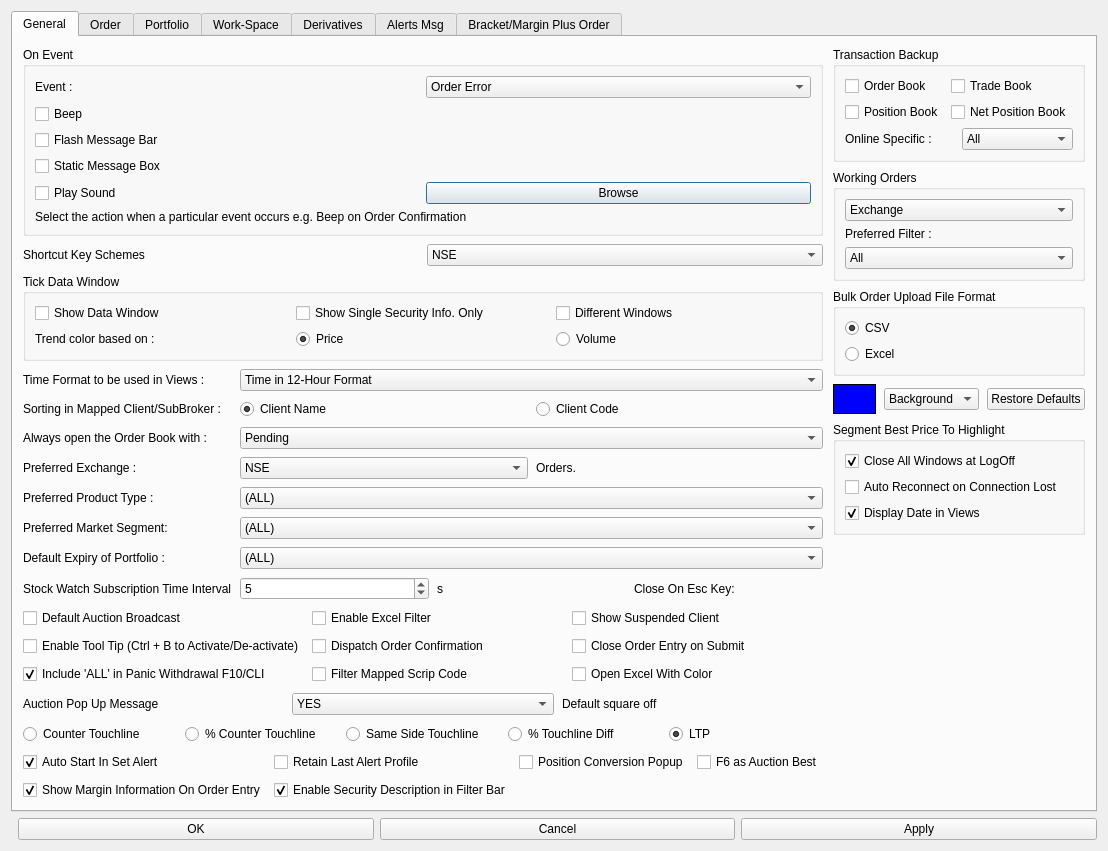
Old version of the form resources/forms/PreferencesWindow.ui in the repository yashnmehta/Autotrade.
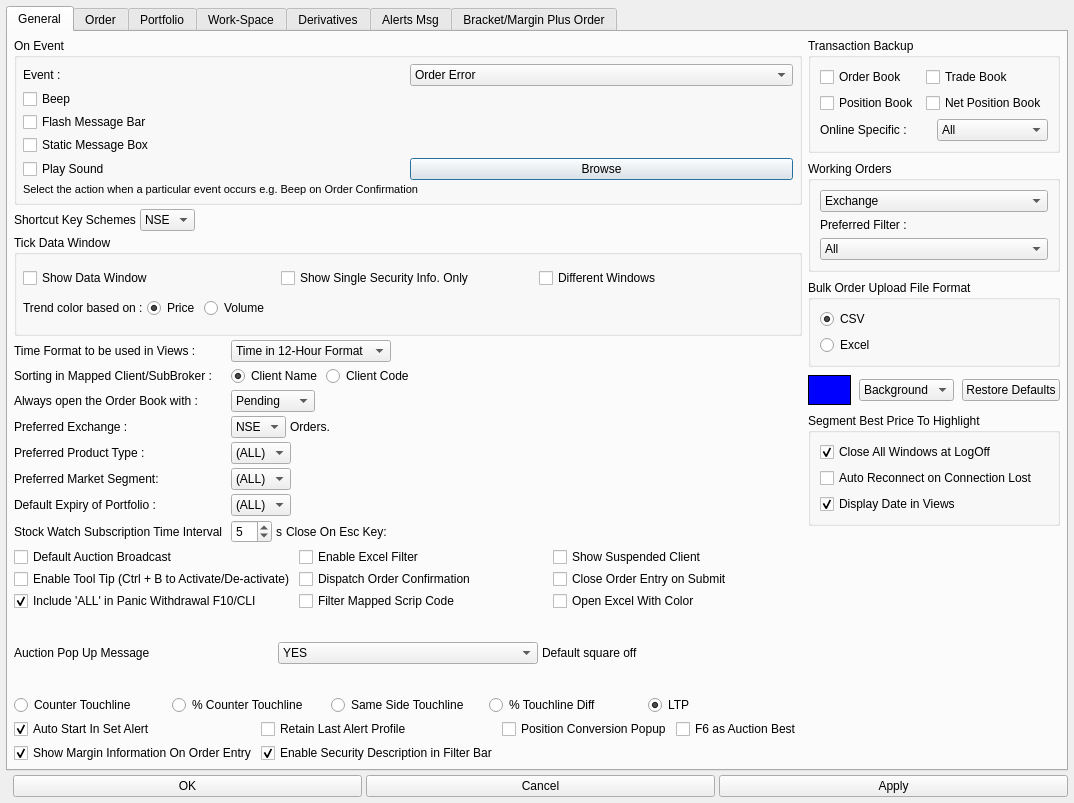
New version of the form.

Commit message: Add Preferences Window and Sound Management Features

The edit to the form file:
```diff
--- a/resources/forms/PreferencesWindow.ui
+++ b/resources/forms/PreferencesWindow.ui
@@ -3,32 +3,53 @@
  <class>PreferenceDialog</class>
  <widget class="QDialog" name="PreferenceDialog">
   <property name="geometry">
-   <rect><x>0</x><y>0</y><width>1000</width><height>750</height></rect>
+   <rect><x>0</x><y>0</y><width>750</width><height>650</height></rect>
   </property>
   <property name="windowTitle">
    <string>Preferences</string>
   </property>
   <layout class="QVBoxLayout" name="verticalLayout">
+   <property name="spacing"><number>4</number></property>
+   <property name="leftMargin"><number>6</number></property>
+   <property name="topMargin"><number>6</number></property>
+   <property name="rightMargin"><number>6</number></property>
+   <property name="bottomMargin"><number>6</number></property>
    <item>
     <widget class="QTabWidget" name="tabWidget">
      <property name="currentIndex"><number>0</number></property>
      <widget class="QWidget" name="tabGeneral">
       <attribute name="title"><string>General</string></attribute>
       <layout class="QHBoxLayout" name="horizontalLayout_general">
-       <property name="spacing"><number>10</number></property>
-       <property name="margin"><number>10</number></property>
+       <property name="spacing"><number>6</number></property>
+       <property name="leftMargin"><number>6</number></property>
+       <property name="topMargin"><number>6</number></property>
+       <property name="rightMargin"><number>6</number></property>
+       <property name="bottomMargin"><number>6</number></property>
        <item>
         <layout class="QVBoxLayout" name="verticalLayout_left">
-         <property name="spacing"><number>8</number></property>
+         <property name="spacing"><number>4</number></property>
          <!-- On Event GroupBox -->
          <item>
           <widget class="QGroupBox" name="groupBox_onEvent">
            <property name="title"><string>On Event</string></property>
            <layout class="QVBoxLayout" name="verticalLayout_onEvent">
+            <property name="spacing"><number>3</number></property>
+            <property name="leftMargin"><number>6</number></property>
+            <property name="topMargin"><number>6</number></property>
+            <property name="rightMargin"><number>6</number></property>
+            <property name="bottomMargin"><number>6</number></property>
             <item>
              <layout class="QHBoxLayout" name="horizontalLayout_event">
+              <property name="spacing"><number>4</number></property>
               <item><widget class="QLabel" name="label_event"><property name="text"><string>Event :</string></property></widget></item>
               <item><widget class="QComboBox" name="comboBox_event">
+               <property name="maximumWidth"><number>180</number></property>
+               <property name="sizePolicy">
+                <sizepolicy hsizetype="Preferred" vsizetype="Fixed">
+                 <horstretch>0</horstretch>
+                 <verstretch>0</verstretch>
+                </sizepolicy>
+               </property>
                <item><property name="text"><string>Order Error</string></property></item>
                <item><property name="text"><string>Order Confirmation</string></property></item>
                <item><property name="text"><string>Trade Confirmation</string></property></item>
@@ -52,6 +73,7 @@
             </item>
             <item>
              <layout class="QHBoxLayout" name="horizontalLayout_sound">
+              <property name="spacing"><number>4</number></property>
               <item>
                <widget class="QCheckBox" name="checkBox_playSound">
                 <property name="text"><string>Play Sound</string></property>
@@ -68,6 +90,9 @@
              <widget class="QLabel" name="label_eventNote">
               <property name="text"><string>Select the action when a particular event occurs e.g. Beep on Order Confirmation</string></property>
               <property name="wordWrap"><bool>true</bool></property>
+              <property name="font">
+               <font><pointsize>8</pointsize></font>
+              </property>
              </widget>
             </item>
            </layout>
@@ -77,13 +102,27 @@
          <!-- Shortcut Key Schemes -->
          <item>
           <layout class="QHBoxLayout" name="horizontalLayout_shortcuts">
+           <property name="spacing"><number>4</number></property>
            <item><widget class="QLabel" name="label_shortcuts"><property name="text"><string>Shortcut Key Schemes</string></property></widget></item>
            <item>
             <widget class="QComboBox" name="comboBox_shortcutScheme">
+             <property name="maximumWidth"><number>120</number></property>
+             <property name="sizePolicy">
+              <sizepolicy hsizetype="Preferred" vsizetype="Fixed">
+               <horstretch>0</horstretch>
+               <verstretch>0</verstretch>
+              </sizepolicy>
+             </property>
              <item><property name="text"><string>NSE</string></property></item>
              <item><property name="text"><string>BSE</string></property></item>
             </widget>
            </item>
+           <item>
+            <spacer name="horizontalSpacer_shortcuts">
+             <property name="orientation"><enum>Qt::Horizontal</enum></property>
+             <property name="sizeHint" stdset="0"><size><width>40</width><height>20</height></size></property>
+            </spacer>
+           </item>
           </layout>
          </item>
          
@@ -92,8 +131,15 @@
           <widget class="QGroupBox" name="groupBox_tickData">
            <property name="title"><string>Tick Data Window</string></property>
            <layout class="QVBoxLayout" name="verticalLayout_tickData">
+            <property name="spacing"><number>3</number></property>
+            <property name="leftMargin"><number>6</number></property>
+            <property name="topMargin"><number>6</number></property>
+            <property name="rightMargin"><number>6</number></property>
+            <property name="bottomMargin"><number>6</number></property>
             <item>
              <layout class="QGridLayout" name="gridLayout_tickData">
+              <property name="horizontalSpacing"><number>4</number></property>
+              <property name="verticalSpacing"><number>3</number></property>
               <item row="0" column="0">
                <widget class="QCheckBox" name="checkBox_showDataWindow">
                 <property name="text"><string>Show Data Window</string></property>
@@ -113,6 +159,7 @@
             </item>
             <item>
              <layout class="QHBoxLayout" name="horizontalLayout_trendColor">
+              <property name="spacing"><number>4</number></property>
               <item><widget class="QLabel" name="label_trendColor"><property name="text"><string>Trend color based on :</string></property></widget></item>
               <item>
                <widget class="QRadioButton" name="radioButton_price">
@@ -125,6 +172,12 @@
                 <property name="text"><string>Volume</string></property>
                </widget>
               </item>
+              <item>
+               <spacer name="horizontalSpacer_trendColor">
+                <property name="orientation"><enum>Qt::Horizontal</enum></property>
+                <property name="sizeHint" stdset="0"><size><width>40</width><height>20</height></size></property>
+               </spacer>
+              </item>
              </layout>
             </item>
            </layout>
@@ -134,11 +187,21 @@
          <!-- Time Format and Other Settings -->
          <item>
           <layout class="QFormLayout" name="formLayout_settings">
+           <property name="horizontalSpacing"><number>8</number></property>
+           <property name="verticalSpacing"><number>4</number></property>
+           <property name="fieldGrowthPolicy"><enum>QFormLayout::FieldsStayAtSizeHint</enum></property>
            <item row="0" column="0">
             <widget class="QLabel" name="label_timeFormat"><property name="text"><string>Time Format to be used in Views :</string></property></widget>
            </item>
            <item row="0" column="1">
             <widget class="QComboBox" name="comboBox_timeFormat">
+             <property name="maximumWidth"><number>200</number></property>
+             <property name="sizePolicy">
+              <sizepolicy hsizetype="Preferred" vsizetype="Fixed">
+               <horstretch>0</horstretch>
+               <verstretch>0</verstretch>
+              </sizepolicy>
+             </property>
              <item><property name="text"><string>Time in 12-Hour Format</string></property></item>
              <item><property name="text"><string>Time in 24-Hour Format</string></property></item>
             </widget>
@@ -148,6 +211,7 @@
            </item>
            <item row="1" column="1">
             <layout class="QHBoxLayout" name="horizontalLayout_sorting">
+             <property name="spacing"><number>4</number></property>
              <item>
               <widget class="QRadioButton" name="radioButton_clientName">
                <property name="text"><string>Client Name</string></property>
@@ -166,6 +230,13 @@
            </item>
            <item row="2" column="1">
             <widget class="QComboBox" name="comboBox_orderBookOpen">
+             <property name="maximumWidth"><number>150</number></property>
+             <property name="sizePolicy">
+              <sizepolicy hsizetype="Preferred" vsizetype="Fixed">
+               <horstretch>0</horstretch>
+               <verstretch>0</verstretch>
+              </sizepolicy>
+             </property>
              <item><property name="text"><string>Pending</string></property></item>
              <item><property name="text"><string>Executed</string></property></item>
              <item><property name="text"><string>All Orders</string></property></item>
@@ -176,8 +247,16 @@
            </item>
            <item row="3" column="1">
             <layout class="QHBoxLayout" name="horizontalLayout_exchange">
+             <property name="spacing"><number>4</number></property>
              <item>
               <widget class="QComboBox" name="comboBox_preferredExchange">
+               <property name="maximumWidth"><number>100</number></property>
+               <property name="sizePolicy">
+                <sizepolicy hsizetype="Preferred" vsizetype="Fixed">
+                 <horstretch>0</horstretch>
+                 <verstretch>0</verstretch>
+                </sizepolicy>
+               </property>
                <item><property name="text"><string>NSE</string></property></item>
                <item><property name="text"><string>BSE</string></property></item>
               </widget>
@@ -190,6 +269,13 @@
            </item>
            <item row="4" column="1">
             <widget class="QComboBox" name="comboBox_preferredProduct">
+             <property name="maximumWidth"><number>100</number></property>
+             <property name="sizePolicy">
+              <sizepolicy hsizetype="Preferred" vsizetype="Fixed">
+               <horstretch>0</horstretch>
+               <verstretch>0</verstretch>
+              </sizepolicy>
+             </property>
              <item><property name="text"><string>(ALL)</string></property></item>
              <item><property name="text"><string>CNC</string></property></item>
              <item><property name="text"><string>MIS</string></property></item>
@@ -200,6 +286,13 @@
            </item>
            <item row="5" column="1">
             <widget class="QComboBox" name="comboBox_marketSegment">
+             <property name="maximumWidth"><number>100</number></property>
+             <property name="sizePolicy">
+              <sizepolicy hsizetype="Preferred" vsizetype="Fixed">
+               <horstretch>0</horstretch>
+               <verstretch>0</verstretch>
+              </sizepolicy>
+             </property>
              <item><property name="text"><string>(ALL)</string></property></item>
              <item><property name="text"><string>Cash</string></property></item>
              <item><property name="text"><string>F&amp;O</string></property></item>
@@ -210,6 +303,13 @@
            </item>
            <item row="6" column="1">
             <widget class="QComboBox" name="comboBox_defaultExpiry">
+             <property name="maximumWidth"><number>120</number></property>
+             <property name="sizePolicy">
+              <sizepolicy hsizetype="Preferred" vsizetype="Fixed">
+               <horstretch>0</horstretch>
+               <verstretch>0</verstretch>
+              </sizepolicy>
+             </property>
              <item><property name="text"><string>(ALL)</string></property></item>
             </widget>
            </item>
@@ -218,7 +318,11 @@
            </item>
            <item row="7" column="1">
             <layout class="QHBoxLayout" name="horizontalLayout_stockWatch">
-             <item><widget class="QSpinBox" name="spinBox_stockWatch"><property name="value"><number>5</number></property></widget></item>
+             <property name="spacing"><number>4</number></property>
+             <item><widget class="QSpinBox" name="spinBox_stockWatch">
+              <property name="maximumWidth"><number>60</number></property>
+              <property name="value"><number>5</number></property>
+             </widget></item>
              <item><widget class="QLabel" name="label_stockWatchUnit"><property name="text"><string>s</string></property></widget></item>
              <item><widget class="QLabel" name="label_closeOnEsc"><property name="text"><string>Close On Esc Key:</string></property></widget></item>
             </layout>
@@ -229,6 +333,8 @@
          <!-- Checkboxes Grid -->
          <item>
           <layout class="QGridLayout" name="gridLayout_options">
+           <property name="horizontalSpacing"><number>4</number></property>
+           <property name="verticalSpacing"><number>2</number></property>
            <item row="0" column="0">
             <widget class="QCheckBox" name="checkBox_defaultAuctionBroadcast">
              <property name="text"><string>Default Auction Broadcast</string></property>
```
Left out of the diff: 1 changed line with no effect on the pictures. The commit also changes 23 other files.
